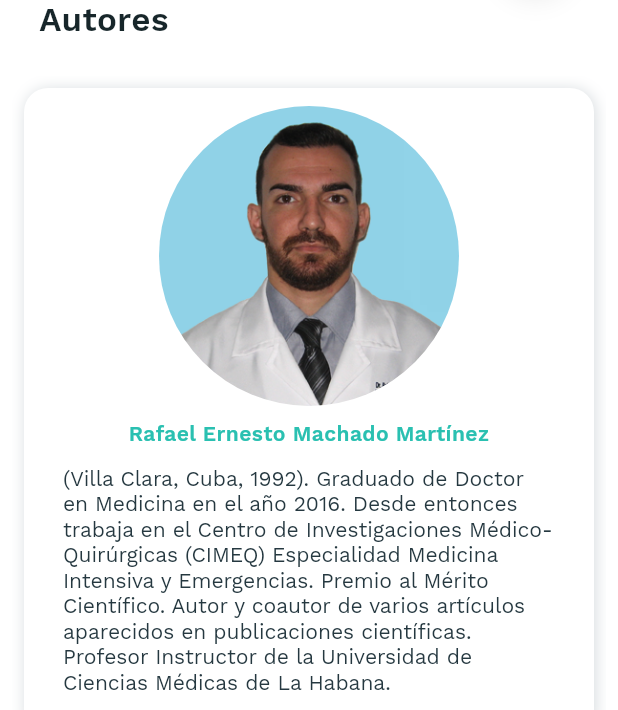
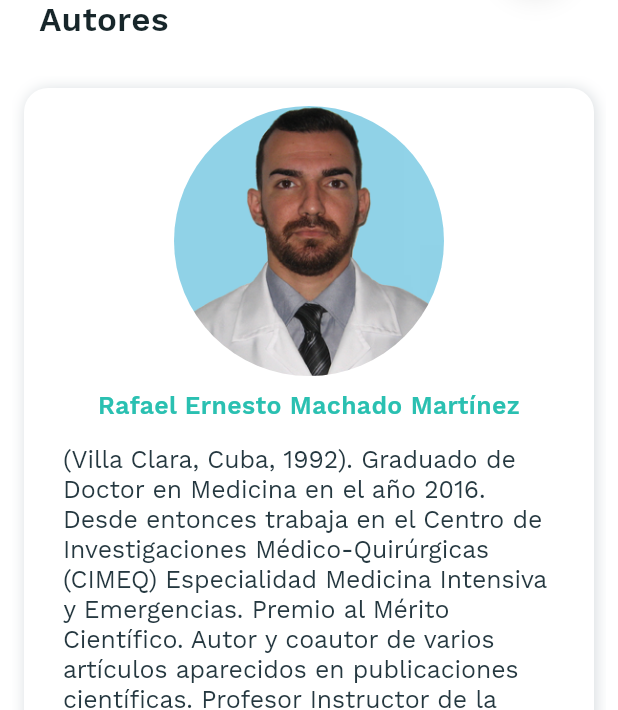
Before and after one commit to yelena870513/urgencias_medicas_citmatel, a Flutter app: the AutorView screen opened by its route, on a phone screen of 412 x 824 dp, the part 526-1236 px from its top. Run offline on Flutter 3.47's test engine with Material 2 defaults, Android fonts, the phone set to English and light mode, and no system bars; drawn by our look-alikes of auto_size_text, flutter_html; our stand-ins replace flutter_screenutil, font_awesome_flutter, photo_view, shared_preferences, toast; accounts and stored records are empty; statements that could not run were skipped.

Commit message:
Fix Media Query Affairs * Fix font size scaling * Install Autosize and ScreenUtil components * Scale down author picture * Update trademark on credits

```diff
--- a/lib/main.dart
+++ b/lib/main.dart
@@ -14,7 +14,6 @@ import 'package:urgencias_flutter/urgencias/splash_screen.dart';
 import 'package:urgencias_flutter/urgencias/temas_view.dart';
 import 'package:urgencias_flutter/urgencias/favorite_screen.dart';
 import 'package:urgencias_flutter/urgencias/historical_screen.dart';
-
 import 'models/tema.dart';
 
 void main() async {
--- a/lib/store/store.dart
+++ b/lib/store/store.dart
@@ -26,7 +26,7 @@ class StoreModel extends Model {
 
   bool showContenidoScroll = false;
   bool showAnswer = false;
-  double fontSize = 16;
+  double fontSize = 18;
   double maxFontSize = 19;
   double minFontSize = 12;
   double themeFontSize = 22;
--- a/lib/urgencias/autor_view.dart
+++ b/lib/urgencias/autor_view.dart
@@ -1,5 +1,8 @@
+import 'package:auto_size_text/auto_size_text.dart';
 import 'package:flutter/material.dart';
 import 'package:flutter_html/flutter_html.dart';
+import 'package:flutter_html/style.dart';
+import 'package:flutter_screenutil/screenutil.dart';
 import 'package:scoped_model/scoped_model.dart';
 import 'package:urgencias_flutter/models/equipo.dart';
 import 'package:urgencias_flutter/theme/list_theme.dart';
@@ -105,7 +108,7 @@ class _AutorViewState extends State<AutorView> with TickerProviderStateMixin {
                             Padding(
                               padding: const EdgeInsets.only(
                                   top: 32.0, left: 18, right: 16),
-                              child: Text(
+                              child: AutoSizeText(
                                 'Autores',
                                 textAlign: TextAlign.left,
                                 style: TextStyle(
@@ -223,22 +226,22 @@ class _AutorViewState extends State<AutorView> with TickerProviderStateMixin {
             children: <Widget>[
               Container(
                 width: 200,
-                height: 200,
+                height: 180,
                 decoration: BoxDecoration(
                     shape: BoxShape.circle,
                     image: DecorationImage(
                         image: AssetImage('assets/images/' + equipo.pic),
-                        fit: BoxFit.fill)),
+                        fit: BoxFit.cover)),
               ),
               SizedBox(
                 height: 10,
               ),
-              Text(
+              AutoSizeText(
                 equipo.name,
                 textAlign: TextAlign.center,
                 style: TextStyle(
                   fontWeight: FontWeight.w600,
-                  fontSize: 14,
+                  fontSize: ScreenUtil().setSp(30),
                   letterSpacing: 0.27,
                   color: ListAppTheme.nearlyGreen,
                 ),
@@ -246,6 +249,11 @@ class _AutorViewState extends State<AutorView> with TickerProviderStateMixin {
               InkWell(
                 child: Html(
                   data: equipo.body,
+                  style: {
+                    "p": Style(
+                        color: ListAppTheme.body1.color,
+                        fontSize: FontSize(ScreenUtil().setSp(30)))
+                  },
                 ),
                 onTap: () {},
               ),
--- a/lib/urgencias/favorite_screen.dart
+++ b/lib/urgencias/favorite_screen.dart
@@ -1,3 +1,4 @@
+import 'package:auto_size_text/auto_size_text.dart';
 import 'package:flutter/material.dart';
 import 'package:font_awesome_flutter/font_awesome_flutter.dart';
 import 'package:scoped_model/scoped_model.dart';
@@ -251,16 +252,17 @@ class _FavoriteScreenState extends State<FavoriteScreen>
             children: <Widget>[
               InkWell(
                 child: SizedBox(
-                  child: Text(
+                  child: AutoSizeText(
                     contenido.titulo,
                     textAlign: TextAlign.center,
                     softWrap: true,
                     style: TextStyle(
                       fontWeight: FontWeight.w400,
-                      fontSize: 14,
+                      fontSize: 20,
                       letterSpacing: 0.27,
                       color: ListAppTheme.nearlyBlack,
                     ),
+                    maxLines: 2,
                   ),
                   width: cWidth,
                 ),
--- a/lib/urgencias/historical_screen.dart
+++ b/lib/urgencias/historical_screen.dart
@@ -1,3 +1,4 @@
+import 'package:auto_size_text/auto_size_text.dart';
 import 'package:flutter/cupertino.dart';
 import 'package:flutter/material.dart';
 import 'package:scoped_model/scoped_model.dart';
@@ -246,16 +247,17 @@ class _HistoricalScreen extends State<HistoricalScreen>
             children: <Widget>[
               InkWell(
                 child: SizedBox(
-                  child: Text(
+                  child: AutoSizeText(
                     contenido.titulo,
                     textAlign: TextAlign.center,
                     softWrap: true,
                     style: TextStyle(
                       fontWeight: FontWeight.w400,
-                      fontSize: 14,
+                      fontSize: 20,
                       letterSpacing: 0.27,
                       color: ListAppTheme.nearlyBlack,
                     ),
+                    maxLines: 2,
                   ),
                   width: cWidth,
                 ),
--- a/lib/urgencias/splash_screen.dart
+++ b/lib/urgencias/splash_screen.dart
@@ -1,5 +1,6 @@
 import 'dart:async';
 import 'package:flutter/services.dart' show rootBundle;
+import 'package:flutter_screenutil/screenutil.dart';
 import 'package:scoped_model/scoped_model.dart';
 import 'package:urgencias_flutter/store/store.dart';
 
@@ -51,6 +52,8 @@ class SplashScreenState extends State<SplashScreen> {
 
   @override
   Widget build(BuildContext context) {
+    ScreenUtil.init(context,
+        designSize: Size(750, 1334), allowFontScaling: false);
     return ScopedModelDescendant<StoreModel>(
         builder: (BuildContext context, Widget child, StoreModel model) {
       return buildSplash(model);
@@ -69,7 +72,7 @@ class SplashScreenState extends State<SplashScreen> {
               fit: BoxFit.cover)),
       child: Center(
         child: CircularProgressIndicator(
-            valueColor: AlwaysStoppedAnimation<Color>(Colors.lightBlue)),
+            valueColor: AlwaysStoppedAnimation<Color>(Colors.lightGreen)),
       ),
     );
   }
--- a/lib/urgencias/temas_view.dart
+++ b/lib/urgencias/temas_view.dart
@@ -1,3 +1,4 @@
+import 'package:auto_size_text/auto_size_text.dart';
 import 'package:flutter/material.dart';
 import 'package:scoped_model/scoped_model.dart';
 import 'package:urgencias_flutter/models/contenido.dart';
@@ -256,15 +257,16 @@ class _TemasViewState extends State<TemasView> with TickerProviderStateMixin {
                 ),
               ),
               InkWell(
-                child: Text(
+                child: AutoSizeText(
                   contenido.titulo,
                   textAlign: TextAlign.center,
                   style: TextStyle(
                     fontWeight: FontWeight.w200,
-                    fontSize: 14,
+                    fontSize: 20,
                     letterSpacing: 0.27,
                     color: ListAppTheme.grey,
                   ),
+                  maxLines: 2,
                 ),
                 onTap: () {
                   Navigator.pushNamed(
--- a/pubspec.yaml
+++ b/pubspec.yaml
@@ -33,6 +33,8 @@ dependencies:
   photo_view: ^0.9.2
   toast: ^0.1.5
   universal_html: ^1.2.2
+  flutter_screenutil: ^3.1.0
+  auto_size_text: ^2.1.0
 
 dev_dependencies:
   flutter_test:
```
Also changed, not shown: lib/urgencias/contenido_view.dart (+15 -7 lines), lib/urgencias/creditos_view.dart (+5 -4 lines), lib/urgencias/hotel_home_screen.dart (+8 -6 lines), lib/urgencias/hotel_list_view.dart (+5 -4 lines), lib/urgencias/simple_search_result.dart (+8 -6 lines), assets/data/multimedia.content.json, assets/images/anselmo.png, pubspec.lock.
